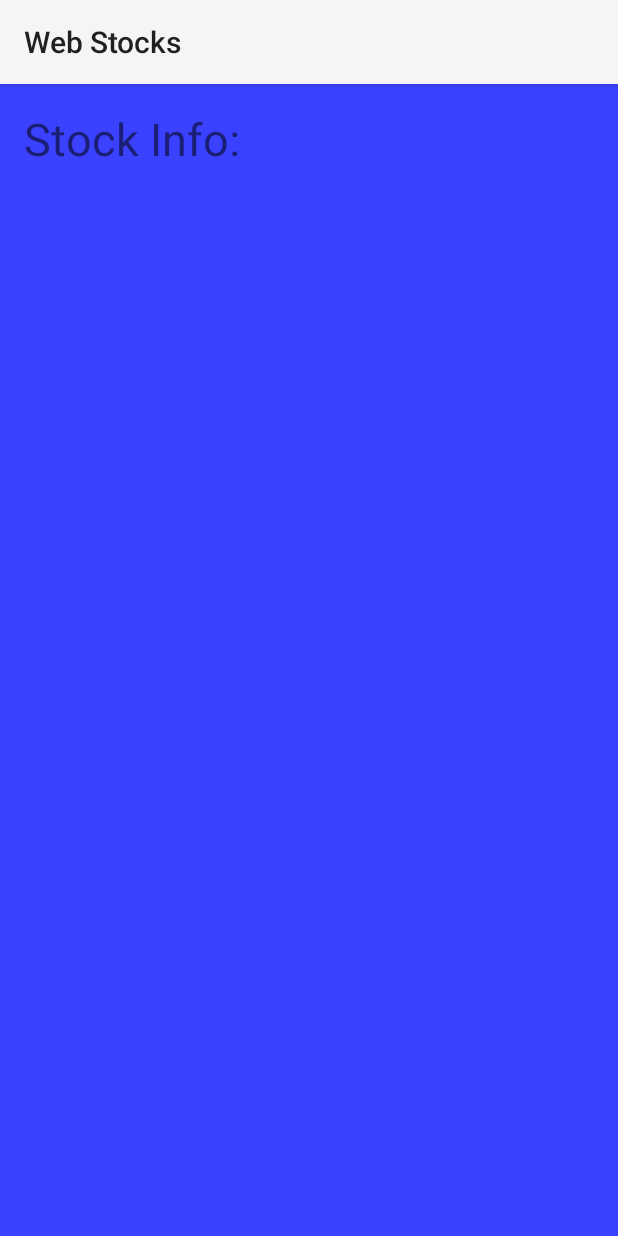
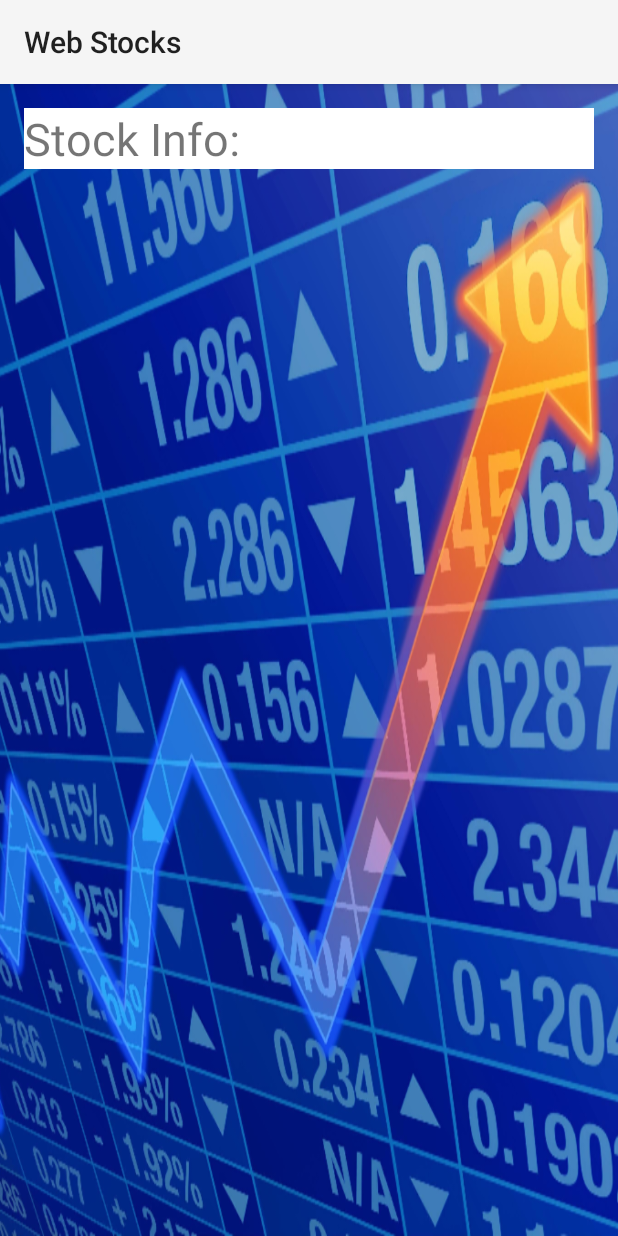
Before and after one commit to JFlah/WebStocks, an Android app: the layout activity_research.xml on its own in the app's theme, with its tools: preview values and no code run, on a phone screen of 412 x 824 dp. Run offline under Robolectric (Android 15) with nearby library versions, the phone set to English and light mode, and no system bars; network calls fail.

Commit message:
project completed

```diff
--- a/app/src/main/res/layout/activity_research.xml
+++ b/app/src/main/res/layout/activity_research.xml
@@ -8,13 +8,14 @@
     android:paddingLeft="@dimen/activity_horizontal_margin"
     android:paddingRight="@dimen/activity_horizontal_margin"
     android:paddingTop="@dimen/activity_vertical_margin"
-    android:background="#3b42ff"
+    android:background="@drawable/stock_bgs"
     tools:context="com.example.jack.webstocks.ResearchActivity">
 
     <TextView
         android:layout_width="match_parent"
-        android:layout_height="match_parent"
+        android:layout_height="wrap_content"
         android:textSize="30sp"
+        android:background="#FFF"
         android:text="Stock Info:"/>
 
     <ImageView
@@ -25,6 +26,7 @@
     <TextView
         android:layout_width="wrap_content"
         android:layout_height="wrap_content"
+        android:background="#FFF"
         android:id="@+id/stockInfoTV"/>
 
 </LinearLayout>
```
